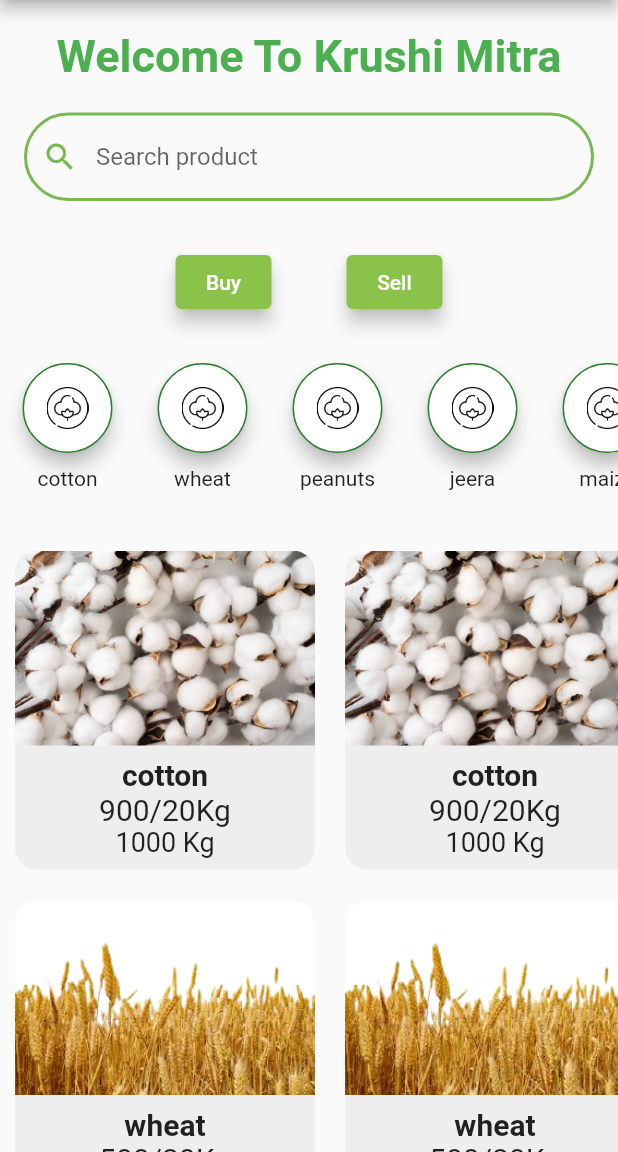
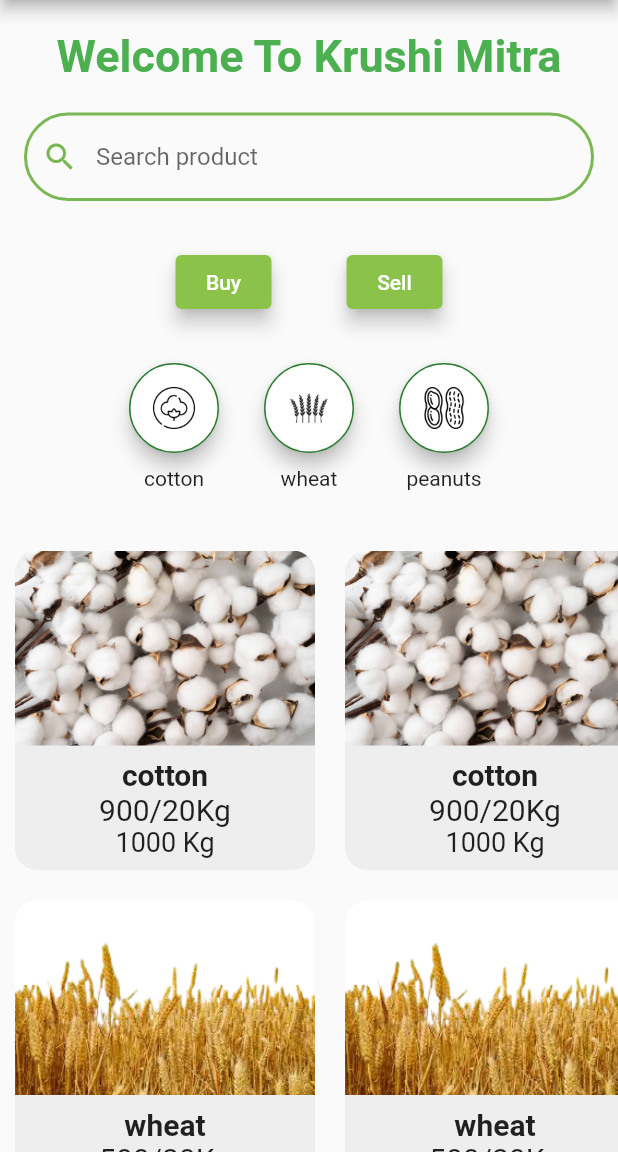
Before and after one commit to jeelkhant3333/krishi_mitra, a Flutter app: the HomePage screen opened directly, on a phone screen of 412 x 824 dp, the part 84-1236 px from its top. Run offline on Flutter 3.47's test engine with Material 2 defaults, Android fonts, the phone set to English and light mode, and no system bars.

Commit message:
5 jeel commit

```diff
--- a/lib/models/item_card.dart
+++ b/lib/models/item_card.dart
@@ -8,9 +8,9 @@ class ItemCard extends StatelessWidget {
         required this.itemStock,
         required this.onPress});
 
-  final String itemName;
-  final String itemPrice;
-  final String itemStock;
+  final String? itemName;
+  final String? itemPrice;
+  final String? itemStock;
   final void Function() onPress;
 
   @override
@@ -42,7 +42,7 @@ class ItemCard extends StatelessWidget {
               Padding(
                 padding: const EdgeInsets.only(top: 8.0),
                 child: Text(
-                  itemName,
+                  itemName!,
                   style: const TextStyle(
                     fontSize: 20,
                     fontWeight: FontWeight.bold,
--- a/lib/pages/home_page.dart
+++ b/lib/pages/home_page.dart
@@ -4,22 +4,16 @@ import '../models/item_card.dart';
 import '../pages/buy_page.dart';
 
 class HomePage extends StatelessWidget {
-  final List<List<String>> productList = [
-    ['cotton', '900', '1000'],
-    ['wheat', '500', '300'],
-    ['peanuts', '2000', '100000'],
+  final List<Map<String, String>> productList = [
+    {'name': 'cotton', 'price': '900', 'stock': '1000'},
+    {'name': 'wheat', 'price': '500', 'stock': '300'},
+    {'name': 'peanuts', 'price': '2000', 'stock': '100000'},
   ];
 
   final List<String> suggestedProductList = [
     'cotton',
     'wheat',
     'peanuts',
-    'jeera',
-    'maize',
-    'maize',
-    'maize',
-    'maize',
-    'maize',
   ];
 
   HomePage({super.key});
@@ -30,10 +24,13 @@ class HomePage extends StatelessWidget {
       appBar: AppBar(
         title: const Text('Krishi Mitra'),
         backgroundColor: const Color(0xFF79B854),
-        actions: [
-          const Padding(
+        actions: const [
+          Padding(
             padding: EdgeInsets.all(10),
-            child: Icon(Icons.person,color:  Colors.white,),
+            child: Icon(
+              Icons.person,
+              color: Colors.white,
+            ),
           ),
         ],
       ),
@@ -60,8 +57,10 @@ class HomePage extends StatelessWidget {
               children: [
                 ElevatedButton(
                   onPressed: () {
-                    Navigator.push(context,
-                        MaterialPageRoute(builder: (context) => const BuyPage()));
+                    Navigator.push(
+                        context,
+                        MaterialPageRoute(
+                            builder: (context) => const BuyPage()));
                   },
                   style: ElevatedButton.styleFrom(
                     foregroundColor: Colors.white,
@@ -73,8 +72,10 @@ class HomePage extends StatelessWidget {
                 const SizedBox(width: 50),
                 ElevatedButton(
                   onPressed: () {
-                    Navigator.push(context,
-                        MaterialPageRoute(builder: (context) => const SellPage()));
+                    Navigator.push(
+                        context,
+                        MaterialPageRoute(
+                            builder: (context) => const SellPage()));
                   },
                   style: ElevatedButton.styleFrom(
                     foregroundColor: Colors.white,
@@ -123,8 +124,8 @@ class HomePage extends StatelessWidget {
         children: [
           for (String product in suggestedProductList)
             ItemIconRoundedButton(
-                const Image(
-                  image: AssetImage('images/productIcons/cotton.png'),
+                Image(
+                  image: AssetImage('images/productIcons/$product.png'),
                   fit: BoxFit.fill,
                 ),
                 product,
@@ -140,48 +141,29 @@ class HomePage extends StatelessWidget {
       children: [
         for (var product in productList)
           Padding(
-            padding: const EdgeInsets.only(top: 10 , bottom: 10),
+            padding: const EdgeInsets.only(top: 10, bottom: 10),
             child: SingleChildScrollView(
               scrollDirection: Axis.horizontal,
               child: Row(
                 children: [
                   ItemCard(
-                    itemName: product[0],
-                    itemPrice: product[1],
-                    itemStock: product[2],
-                    onPress: (){},
+                    itemName: product['name'],
+                    itemPrice: product['price'],
+                    itemStock: product['stock'],
+                    onPress: () {},
                   ),
                   ItemCard(
-                    itemName: product[0],
-                    itemPrice: product[1],
-                    itemStock: product[2],
-                    onPress: (){},
+                    itemName: product['name'],
+                    itemPrice: product['price'],
+                    itemStock: product['stock'],
+                    onPress: () {},
                   ),
                   ItemCard(
-                    itemName: product[0],
-                    itemPrice: product[1],
-                    itemStock: product[2],
-                    onPress: (){},
+                    itemName: product['name'],
+                    itemPrice: product['price'],
+                    itemStock: product['stock'],
+                    onPress: () {},
                   ),
-                  ItemCard(
-                    itemName: product[0],
-                    itemPrice: product[1],
-                    itemStock: product[2],
-                    onPress: (){},
-                  ),
-                  ItemCard(
-                    itemName: product[0],
-                    itemPrice: product[1],
-                    itemStock: product[2],
-                    onPress: (){},
-                  ),
-                  ItemCard(
-                    itemName: product[0],
-                    itemPrice: product[1],
-                    itemStock: product[2],
-                    onPress: (){},
-                  ),
-
                   ItemIconRoundedButton(
                       const Icon(Icons.arrow_forward), 'View more', () {}),
                 ],
--- a/lib/pages/sell_page.dart
+++ b/lib/pages/sell_page.dart
@@ -1,5 +1,4 @@
 import 'package:flutter/material.dart';
-
 class SellPage extends StatefulWidget {
   const SellPage({super.key});
 
@@ -170,7 +169,11 @@ class ProductForm extends StatelessWidget {
                       fontSize: 10,
                       color: Colors.grey,
                     ),
-                  )),
+                  ),
+                onChanged: (value){
+
+                },
+              ),
             ),
           ),
         ],
```
